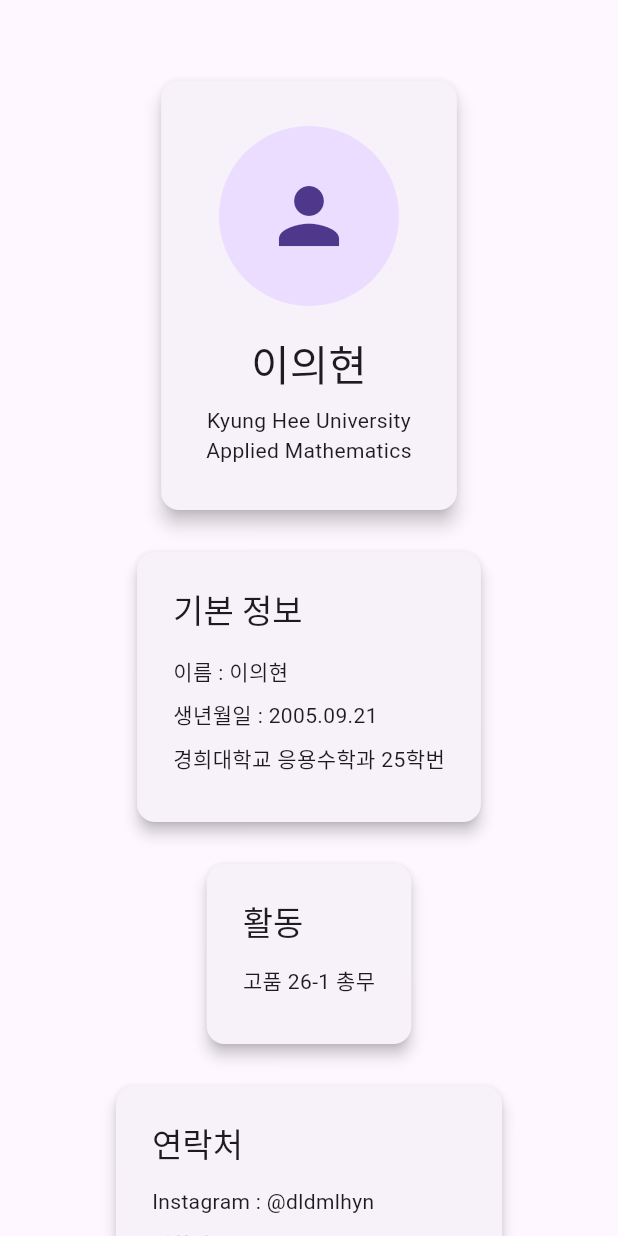
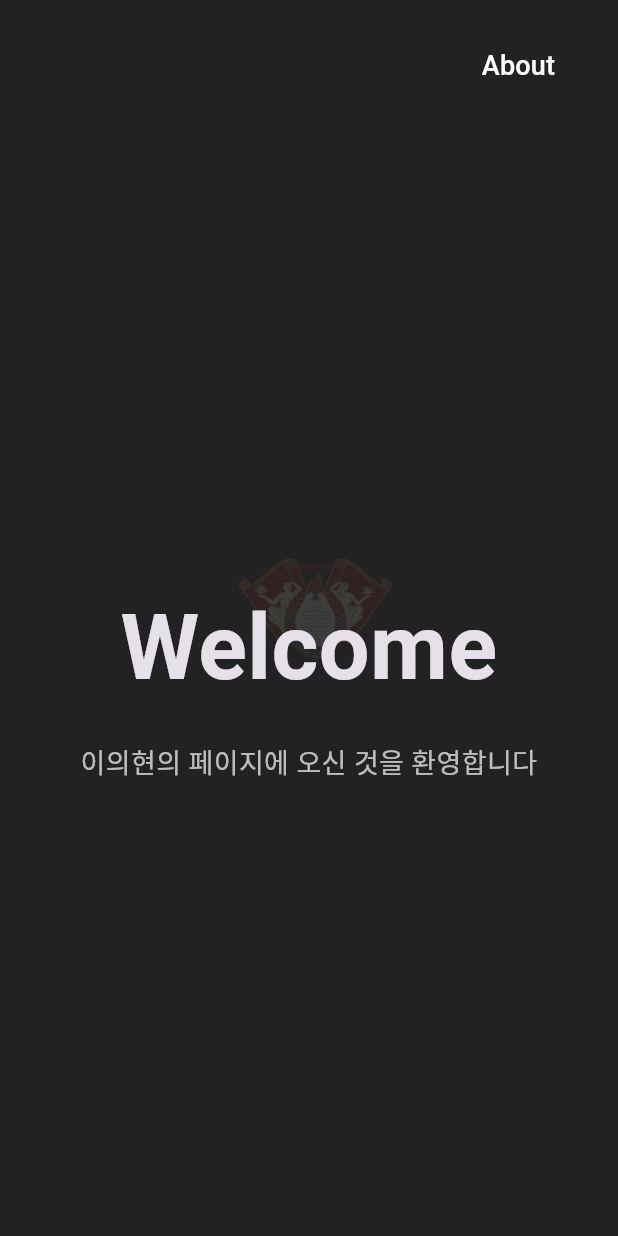
Before and after one commit to itagainst/my_first_website, a Flutter app: the screen it shows after launch, on a phone screen of 412 x 824 dp. Run offline on Flutter 3.47's test engine with Material 3 defaults, Android fonts, the phone set to English and light mode, and no system bars.

Commit message:
new portfolio homepage

```diff
--- a/lib/main.dart
+++ b/lib/main.dart
@@ -1,40 +1,177 @@
 import 'package:flutter/material.dart';
 
 void main() {
-  runApp(const MyApp());
+  runApp(const MyWebsite());
 }
 
-class MyApp extends StatelessWidget {
-  const MyApp({super.key});
+class MyWebsite extends StatelessWidget {
+  const MyWebsite({super.key});
 
   @override
   Widget build(BuildContext context) {
     return MaterialApp(
       title: '이의현',
       debugShowCheckedModeBanner: false,
-      theme: ThemeData(useMaterial3: true),
-      home: const ProfilePage(),
+      theme: ThemeData.dark(),
+      home: const HomePage(),
     );
   }
 }
 
-class ProfilePage extends StatelessWidget {
-  const ProfilePage({super.key});
+class HomePage extends StatelessWidget {
+  const HomePage({super.key});
 
   @override
   Widget build(BuildContext context) {
     final width = MediaQuery.of(context).size.width;
-    final isMobile = width < 700;
 
     return Scaffold(
-      body: SingleChildScrollView(
-        child: Container(
-          width: double.infinity,
-          padding: const EdgeInsets.symmetric(horizontal: 24, vertical: 50),
-          child: Center(
-            child: ConstrainedBox(
-              constraints: const BoxConstraints(maxWidth: 1000),
-              child: isMobile ? const MobileLayout() : const DesktopLayout(),
+      backgroundColor: const Color(0xFF222222),
+      body: Stack(
+        children: [
+          Center(
+            child: Opacity(
+              opacity: 0.12,
+              child: Image.asset(
+                'assets/kyunghee_rogo.png',
+                width: width * 0.7,
+                fit: BoxFit.contain,
+              ),
+            ),
+          ),
+
+          SafeArea(
+            child: Column(
+              children: [
+                Padding(
+                  padding: const EdgeInsets.symmetric(
+                    horizontal: 30,
+                    vertical: 20,
+                  ),
+                  child: Row(
+                    mainAxisAlignment: MainAxisAlignment.end,
+                    children: [
+                      TextButton(
+                        onPressed: () {
+                          Navigator.push(
+                            context,
+                            MaterialPageRoute(
+                              builder: (_) => const AboutPage(),
+                            ),
+                          );
+                        },
+                        child: const Text(
+                          'About',
+                          style: TextStyle(fontSize: 18, color: Colors.white),
+                        ),
+                      ),
+                    ],
+                  ),
+                ),
+
+                Expanded(
+                  child: Center(
+                    child: Padding(
+                      padding: const EdgeInsets.all(24),
+                      child: Column(
+                        mainAxisAlignment: MainAxisAlignment.center,
+                        children: [
+                          Text(
+                            'Welcome',
+                            textAlign: TextAlign.center,
+                            style: TextStyle(
+                              fontSize: width < 600 ? 60 : 120,
+                              fontWeight: FontWeight.bold,
+                            ),
+                          ),
+
+                          const SizedBox(height: 20),
+
+                          Text(
+                            '이의현의 페이지에 오신 것을 환영합니다',
+                            textAlign: TextAlign.center,
+                            style: TextStyle(
+                              fontSize: width < 600 ? 18 : 28,
+                              color: Colors.white70,
+                            ),
+                          ),
+                        ],
+                      ),
+                    ),
+                  ),
+                ),
+              ],
+            ),
+          ),
+        ],
+      ),
+    );
+  }
+}
+
+class AboutPage extends StatelessWidget {
+  const AboutPage({super.key});
+
+  Widget infoTile(String title, String value) {
+    return Padding(
+      padding: const EdgeInsets.symmetric(vertical: 10),
+      child: Container(
+        width: double.infinity,
+        padding: const EdgeInsets.all(18),
+        decoration: BoxDecoration(
+          color: const Color(0xFF333333),
+          borderRadius: BorderRadius.circular(12),
+        ),
+        child: Column(
+          crossAxisAlignment: CrossAxisAlignment.start,
+          children: [
+            Text(
+              title,
+              style: const TextStyle(color: Colors.white54, fontSize: 14),
+            ),
+            const SizedBox(height: 5),
+            Text(value, style: const TextStyle(fontSize: 20)),
+          ],
+        ),
+      ),
+    );
+  }
+
+  @override
+  Widget build(BuildContext context) {
+    return Scaffold(
+      backgroundColor: const Color(0xFF222222),
+
+      appBar: AppBar(
+        backgroundColor: const Color(0xFF222222),
+        title: const Text('About'),
+      ),
+
+      body: Center(
+        child: SingleChildScrollView(
+          child: Container(
+            constraints: const BoxConstraints(maxWidth: 800),
+            padding: const EdgeInsets.all(30),
+            child: Column(
+              crossAxisAlignment: CrossAxisAlignment.start,
+              children: [
+                const Text(
+                  '이의현',
+                  style: TextStyle(fontSize: 42, fontWeight: FontWeight.bold),
+                ),
+
+                const SizedBox(height: 30),
+
+                infoTile('생년월일', '2005년 09월 21일'),
+
+                infoTile('대학교', '경희대학교 응용수학과 25학번'),
+
+                infoTile('전화번호', '010-2321-9857'),
+
+                infoTile('Instagram', '@dldmlhyn'),
+
+                infoTile('E-Mail', 'uyhyun1234@gmail.com'),
+              ],
             ),
           ),
         ),
@@ -42,125 +179,3 @@ class ProfilePage extends StatelessWidget {
     );
   }
 }
-
-class DesktopLayout extends StatelessWidget {
-  const DesktopLayout({super.key});
-
-  @override
-  Widget build(BuildContext context) {
-    return Row(
-      crossAxisAlignment: CrossAxisAlignment.start,
-      children: [
-        const Expanded(flex: 2, child: ProfileCard()),
-        const SizedBox(width: 30),
-        Expanded(
-          flex: 3,
-          child: Column(
-            children: const [
-              InfoCard(
-                title: '기본 정보',
-                content: ['이름 : 이의현', '생년월일 : 2005.09.21', '경희대학교 응용수학과 25학번'],
-              ),
-              SizedBox(height: 20),
-              InfoCard(title: '활동', content: ['고품 26-1 총무']),
-              SizedBox(height: 20),
-              InfoCard(
-                title: '연락처',
-                content: [
-                  'Instagram : @dldmlhyn',
-                  '전화번호 : 010-2321-9857',
-                  '이메일 : uyhyun1234@gmail.com',
-                ],
-              ),
-            ],
-          ),
-        ),
-      ],
-    );
-  }
-}
-
-class MobileLayout extends StatelessWidget {
-  const MobileLayout({super.key});
-
-  @override
-  Widget build(BuildContext context) {
-    return const Column(
-      children: [
-        ProfileCard(),
-        SizedBox(height: 20),
-        InfoCard(
-          title: '기본 정보',
-          content: ['이름 : 이의현', '생년월일 : 2005.09.21', '경희대학교 응용수학과 25학번'],
-        ),
-        SizedBox(height: 20),
-        InfoCard(title: '활동', content: ['고품 26-1 총무']),
-        SizedBox(height: 20),
-        InfoCard(
-          title: '연락처',
-          content: [
-            'Instagram : @dldmlhyn',
-            '전화번호 : 010-2321-9857',
-            '이메일 : uyhyun1234@gmail.com',
-          ],
-        ),
-      ],
-    );
-  }
-}
-
-class ProfileCard extends StatelessWidget {
-  const ProfileCard({super.key});
-
-  @override
-  Widget build(BuildContext context) {
-    return Card(
-      elevation: 5,
-      child: Padding(
-        padding: const EdgeInsets.all(30),
-        child: Column(
-          children: [
-            const CircleAvatar(radius: 60, child: Icon(Icons.person, size: 60)),
-            const SizedBox(height: 20),
-            Text('이의현', style: Theme.of(context).textTheme.headlineMedium),
-            const SizedBox(height: 10),
-            const Text(
-              'Kyung Hee University\nApplied Mathematics',
-              textAlign: TextAlign.center,
-            ),
-          ],
-        ),
-      ),
-    );
-  }
-}
-
-class InfoCard extends StatelessWidget {
-  final String title;
-  final List<String> content;
-
-  const InfoCard({super.key, required this.title, required this.content});
-
-  @override
-  Widget build(BuildContext context) {
-    return Card(
-      elevation: 4,
-      child: Padding(
-        padding: const EdgeInsets.all(24),
-        child: Column(
-          crossAxisAlignment: CrossAxisAlignment.start,
-          children: [
-            Text(title, style: Theme.of(context).textTheme.titleLarge),
-            const SizedBox(height: 15),
-            ...content.map(
-              (e) => Padding(
-                padding: const EdgeInsets.only(bottom: 8),
-                child: Text(e),
-              ),
-            ),
-          ],
-        ),
-      ),
-    );
-  }
-}
--- a/pubspec.yaml
+++ b/pubspec.yaml
@@ -57,6 +57,9 @@ flutter:
   # the material Icons class.
   uses-material-design: true
 
+  assets:
+    - assets/kyunghee_rogo.png
+
   # To add assets to your application, add an assets section, like this:
   # assets:
   #   - images/a_dot_burr.jpeg
```
Also changed, not shown: assets/kyunghee_rogo.png (added).
